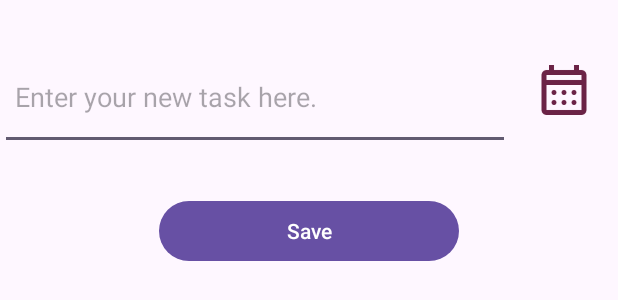
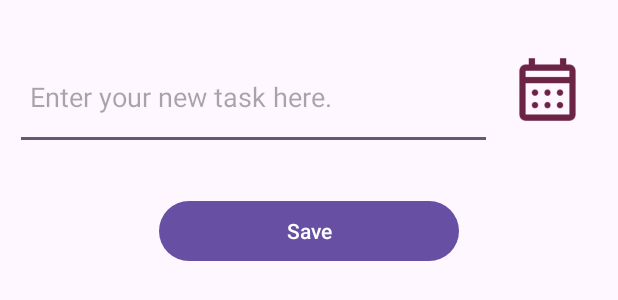
Before and after one commit to homa-mh/ToDo-list-android-app, an Android app: the layout fragment_task.xml on its own in the app's theme, with its tools: preview values and no code run, on a phone screen of 412 x 824 dp. Shown: the top 300 px of the screen. Run offline under Robolectric (Android 15) with nearby library versions, the phone set to English and light mode, and no system bars.

Commit message:
edit button and fragment listener is left

```diff
--- a/app/src/main/java/com/example/todolist/TaskFragment.java
+++ b/app/src/main/java/com/example/todolist/TaskFragment.java
@@ -15,6 +15,7 @@ import android.widget.EditText;
 import android.widget.ImageButton;
 
 import java.util.Calendar;
+import java.util.List;
 
 /**
  * A simple {@link Fragment} subclass.
@@ -97,6 +98,7 @@ public class TaskFragment extends DialogFragment {
 
 
         DBHandler dbHandler = new DBHandler(requireContext(), "todoListDB", null, 1);
+
         btnSaveTask.setOnClickListener(new View.OnClickListener() {
             @Override
             public void onClick(View view) {
@@ -104,6 +106,7 @@ public class TaskFragment extends DialogFragment {
                 TaskModel taskModel = new TaskModel(task,date);
                 if ( !task.isEmpty() ){
                     dbHandler.addNewTask(taskModel.getTaskName(), taskModel.getDate());
+                    ((MainActivity) getActivity()).onTasksUpdated();
 
                 }
                 dismiss();
--- a/app/src/main/res/layout/fragment_task.xml
+++ b/app/src/main/res/layout/fragment_task.xml
@@ -14,14 +14,17 @@
         <LinearLayout
             android:layout_width="match_parent"
             android:layout_height="wrap_content"
+            android:layout_gravity="center"
             android:orientation="horizontal">
 
             <EditText
                 android:id="@+id/txtInputTask"
-                android:layout_width="340dp"
+                android:layout_width="250dp"
                 android:layout_height="70dp"
+                android:layout_marginLeft="10dp"
                 android:layout_marginTop="30dp"
                 android:layout_marginBottom="20dp"
+                android:layout_weight="5"
                 android:ems="10"
                 android:hint="Enter your new task here."
                 android:inputType="text"
@@ -30,9 +33,10 @@
 
             <ImageButton
                 android:id="@+id/btnCalendar"
-                android:layout_width="10dp"
-                android:layout_height="60dp"
+                android:layout_width="60dp"
+                android:layout_height="70dp"
                 android:layout_gravity="center"
+                android:layout_marginRight="10dp"
                 android:layout_weight="1"
                 android:backgroundTint="#00FFFFFF"
                 android:scaleType="fitCenter"
```
Also changed, not shown: app/src/main/java/com/example/todolist/DBHandler.java (+13 -2 lines), app/src/main/java/com/example/todolist/MainActivity.java (+7 -0 lines), app/src/main/java/com/example/todolist/RecyclerAdapter.java (+38 -3 lines), app/src/main/java/com/example/todolist/TaskModel.java (+24 -1 lines).
